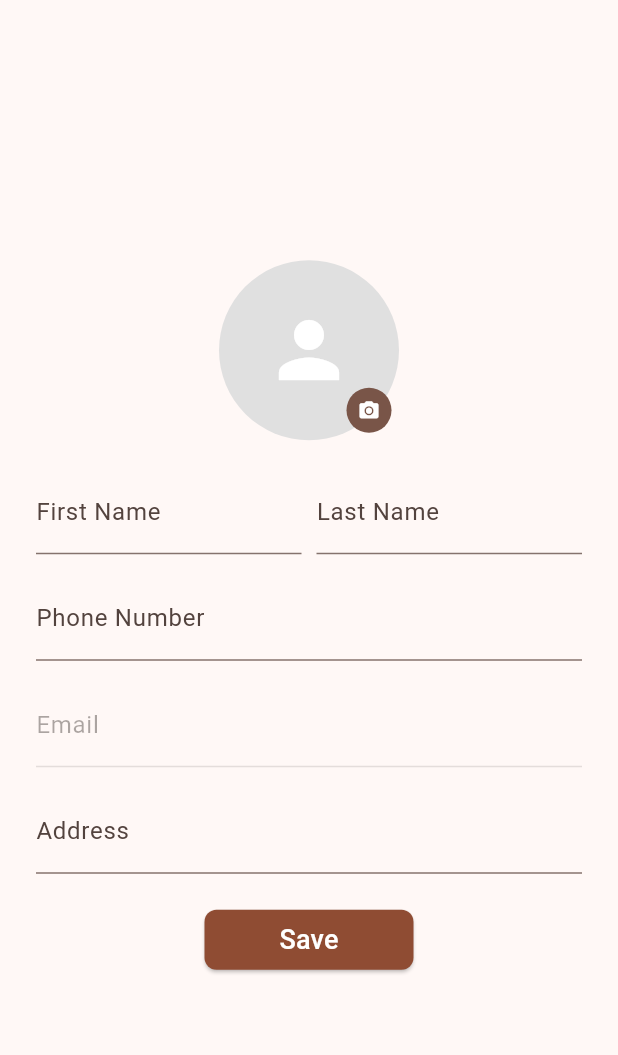
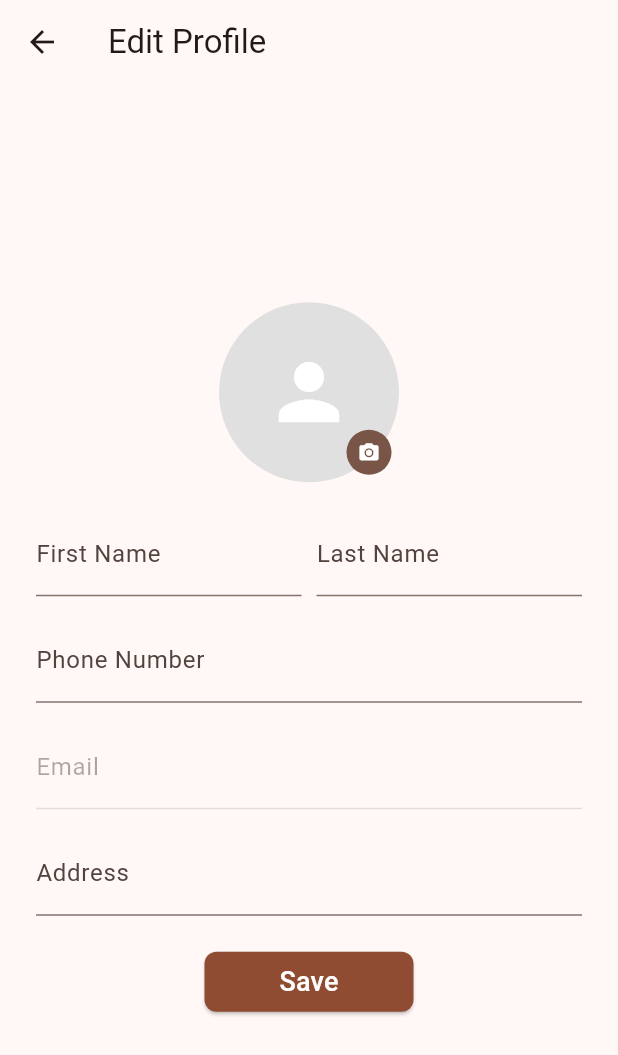
Before and after one commit to hrsh-hp/THE_CAKERY_FLUTTER, a Flutter app: the EditProfileScreen screen opened by its route, on a phone screen of 412 x 824 dp. Shown: the top 1055 px of the screen. Run offline on Flutter 3.47's test engine with Material 3 defaults, Android fonts, the phone set to English and light mode, and no system bars; our stand-ins replace image_picker, shared_preferences; accounts and stored records are empty; network calls fail.

Commit message:
final commit for the UI changes

```diff
--- a/lib/Screens/cake_custom.dart
+++ b/lib/Screens/cake_custom.dart
@@ -44,6 +44,7 @@ class _CakeCustomScreenState extends State<CakeCustomScreen> {
     super.initState();
     likes = widget.initialLikes;
     selectedPrice = widget.basePrice;
+    sizeOptions['Medium'] = widget.basePrice;
   }
 
   @override
--- a/lib/Screens/delivery_review_screen.dart
+++ b/lib/Screens/delivery_review_screen.dart
@@ -1,7 +1,7 @@
 import 'package:flutter/material.dart';
 
 class DeliveryReviewScreen extends StatefulWidget {
-  final String deliveryPerson = "John Doe";
+  final String deliveryPerson = "Heinrich Klaasen ";
 
   DeliveryReviewScreen();
 
--- a/lib/Screens/edit_profile.dart
+++ b/lib/Screens/edit_profile.dart
@@ -2,6 +2,7 @@ import 'dart:io';
 import 'package:image_picker/image_picker.dart';
 import 'package:flutter/material.dart';
 import 'package:image/image.dart' as img;
+import 'package:the_cakery/utils/constants.dart';
 
 class EditProfileScreen extends StatefulWidget {
   const EditProfileScreen({super.key});
@@ -16,7 +17,9 @@ class _EditProfileScreenState extends State<EditProfileScreen> {
   TextEditingController _firstNameController = TextEditingController();
   TextEditingController _lastNameController = TextEditingController();
   TextEditingController _phoneController = TextEditingController();
-  TextEditingController _emailController = TextEditingController();
+  final TextEditingController _emailController = TextEditingController(
+    text: Constants.prefs.getString("userEmail"),
+  );
   TextEditingController _addressController = TextEditingController();
   File? _profileImage;
 
@@ -61,6 +64,7 @@ class _EditProfileScreenState extends State<EditProfileScreen> {
   @override
   Widget build(BuildContext context) {
     return Scaffold(
+      appBar: AppBar(title: Text("Edit Profile")),
       body: Padding(
         padding: const EdgeInsets.all(16.0),
         child: Center(
@@ -158,6 +162,7 @@ class _EditProfileScreenState extends State<EditProfileScreen> {
                         labelText: "Email",
                         // border: OutlineInputBorder(),
                       ),
+                      // initialValue: ,
                       enabled: false,
                     ),
 
```
Also changed, not shown: lib/Screens/favourites_screen.dart (+0 -7 lines), lib/Screens/orders_screen.dart (+9 -1 lines).
